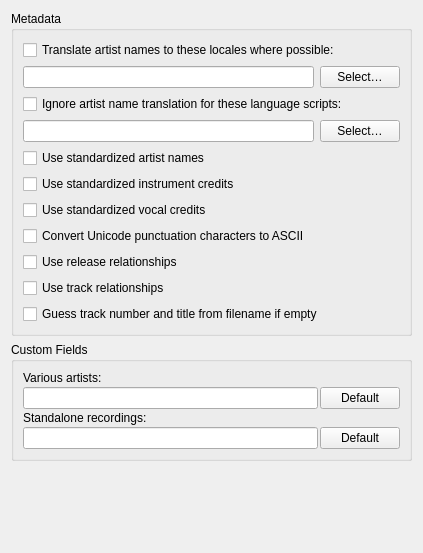
Above: ui/options_metadata.ui from snorkel-marlin-repos/metabrainz_picard_pr_2744_654dd4f1-e5b2-4352-acf3-08f7b4dc3268 before the change. Below: the same form after it.
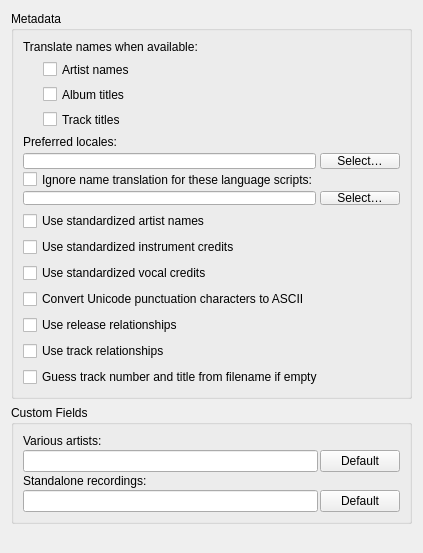
That is the form after the change.

Commit message:
PICARD-3113: Expand translation to album and track names
Original PR #2744 by knguyen1
Original: https://github.com/metabrainz/picard/pull/2744

The edit to the form file:
```diff
--- a/ui/options_metadata.ui
+++ b/ui/options_metadata.ui
@@ -33,14 +33,62 @@
      </property>
      <layout class="QVBoxLayout" name="verticalLayout_3">
       <item>
+       <widget class="QLabel" name="translation_prompt_label">
+        <property name="text">
+         <string>Translate names when available:</string>
+        </property>
+       </widget>
+      </item>
+      <item>
+       <layout class="QVBoxLayout" name="translation_options_layout">
+        <property name="leftMargin">
+         <number>20</number>
+        </property>
+        <item>
        <widget class="QCheckBox" name="translate_artist_names">
         <property name="text">
-         <string>Translate artist names to these locales where possible:</string>
+           <string>Artist names</string>
+          </property>
+         </widget>
+        </item>
+        <item>
+         <widget class="QCheckBox" name="translate_album_titles">
+          <property name="text">
+           <string>Album titles</string>
+          </property>
+         </widget>
+        </item>
+        <item>
+         <widget class="QCheckBox" name="translate_track_titles">
+          <property name="text">
+           <string>Track titles</string>
+          </property>
+         </widget>
+        </item>
+       </layout>
+      </item>
+      <item>
+       <layout class="QVBoxLayout" name="translation_language_containers">
+        <property name="spacing">
+         <number>3</number>
+        </property>
+        <item>
+         <layout class="QVBoxLayout" name="locales_container">
+          <property name="spacing">
+           <number>4</number>
+          </property>
+          <item>
+           <widget class="QLabel" name="locales_prompt_label">
+            <property name="text">
+             <string>Preferred locales:</string>
         </property>
        </widget>
       </item>
       <item>
        <layout class="QHBoxLayout" name="horizontalLayout">
+            <property name="topMargin">
+             <number>0</number>
+            </property>
         <property name="bottomMargin">
          <number>0</number>
         </property>
@@ -60,15 +108,25 @@
         </item>
        </layout>
       </item>
+         </layout>
+        </item>
+        <item>
+         <layout class="QVBoxLayout" name="scripts_container">
+          <property name="spacing">
+           <number>4</number>
+          </property>
       <item>
        <widget class="QCheckBox" name="translate_artist_names_script_exception">
         <property name="text">
-         <string>Ignore artist name translation for these language scripts:</string>
+             <string>Ignore name translation for these language scripts:</string>
         </property>
        </widget>
       </item>
       <item>
        <layout class="QHBoxLayout" name="horizontalLayout_4">
+            <property name="topMargin">
+             <number>0</number>
+            </property>
         <property name="bottomMargin">
          <number>0</number>
         </property>
@@ -85,6 +143,10 @@
            <string>Select…</string>
           </property>
          </widget>
+            </item>
+           </layout>
+          </item>
+         </layout>
         </item>
        </layout>
       </item>
```
Lines whose indentation alone changed are shown as unchanged. The commit also changes 6 other files.
